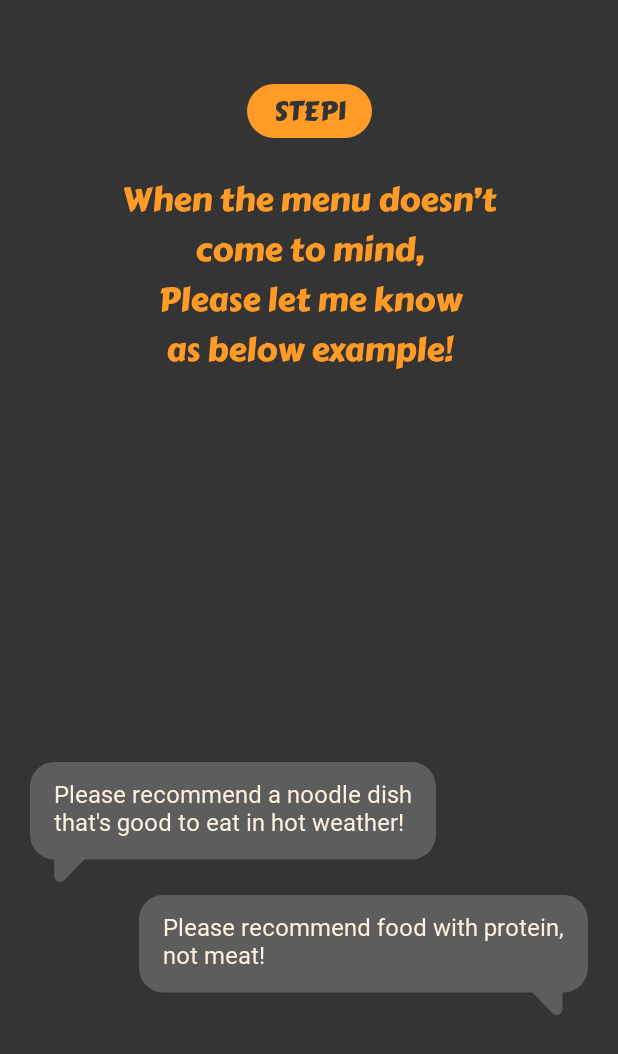
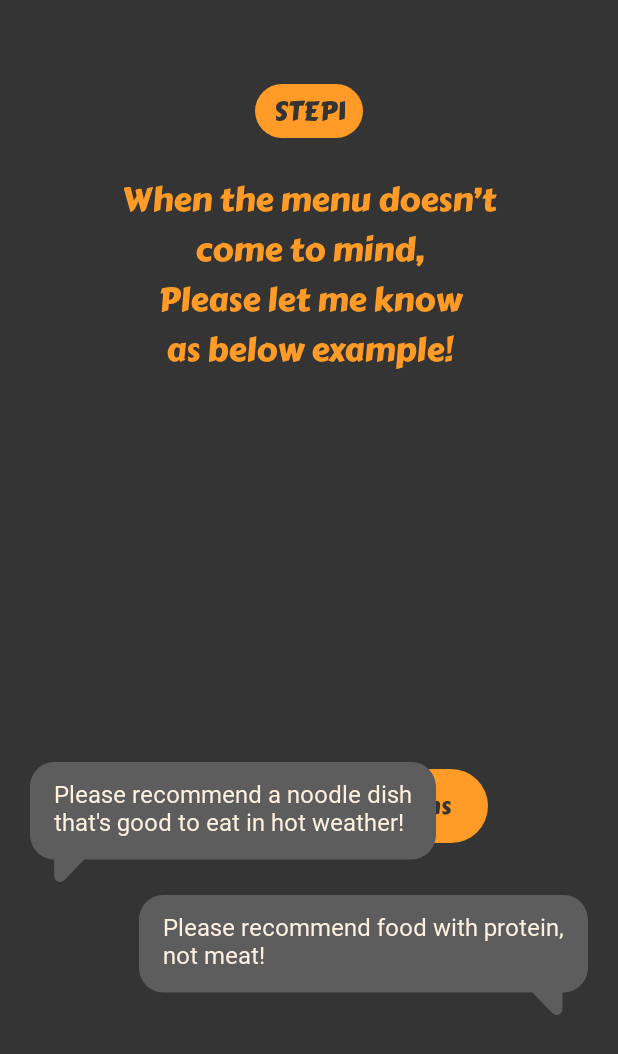
Before and after one commit to ows3090/Anything, an Android app: the layout item_onboarding.xml on its own in the app's theme, with its tools: preview values and no code run, on a phone screen of 412 x 824 dp. Shown: the top 1054 px of the screen. Run offline under Robolectric (Android 15) with nearby library versions, the phone set to English and light mode, and no system bars.

Commit message:
Add image and textview when user enter introduce page

```diff
--- a/app/src/main/java/com/ows/gemini/anything/presentation/onboarding/OnBoardingPagerAdapter.kt
+++ b/app/src/main/java/com/ows/gemini/anything/presentation/onboarding/OnBoardingPagerAdapter.kt
@@ -37,7 +37,10 @@ class OnBoardingPagerAdapter : RecyclerView.Adapter<OnBoardingPagerAdapter.Pager
         fun bind(position: Int) {
             when (position) {
                 0 -> {
-                    binding.tvStep.isVisible = false
+                    binding.tvIntroduce.isVisible = true
+                    binding.ivLeftIntroduce.isVisible = true
+                    binding.ivRightIntroduce.isVisible = true
+                    binding.tvStep.text = "Introduce"
                     binding.tvTitle.text =
                         binding.root.context.getString(R.string.onboarding_title_message)
                 }
--- a/app/src/main/java/com/ows/gemini/anything/presentation/result/ResultActivity.kt
+++ b/app/src/main/java/com/ows/gemini/anything/presentation/result/ResultActivity.kt
@@ -63,7 +63,7 @@ class ResultActivity : BaseActivity<ActivityResultBinding>(R.layout.activity_res
                 binding.tvTitle.text =
                     String.format(getString(R.string.result_title_format), result)
             }
-            viewModel.generateImage("only $result image")
+            // viewModel.generateImage("only $result image")
         }
         binding.lifecycleOwner = this
         binding.viewModel = viewModel
--- /dev/null
+++ b/app/src/main/res/drawable/left_highlight_bling_line.xml
@@ -0,0 +1,27 @@
+<vector xmlns:android="http://schemas.android.com/apk/res/android"
+    android:width="60dp"
+    android:height="60dp"
+    android:viewportWidth="60"
+    android:viewportHeight="60">
+  <path
+      android:pathData="M40.25,27.209C38.034,23.662 35.726,20.2 33.364,16.75"
+      android:strokeLineJoin="round"
+      android:strokeWidth="5"
+      android:fillColor="#00000000"
+      android:strokeColor="#FF9B26"
+      android:strokeLineCap="round"/>
+  <path
+      android:pathData="M34.559,34.565C30.85,31.616 26.707,29.335 22.736,26.781"
+      android:strokeLineJoin="round"
+      android:strokeWidth="5"
+      android:fillColor="#00000000"
+      android:strokeColor="#FF9B26"
+      android:strokeLineCap="round"/>
+  <path
+      android:pathData="M31.754,43.225C27.845,42.523 23.749,42.227 19.826,42.87"
+      android:strokeLineJoin="round"
+      android:strokeWidth="5"
+      android:fillColor="#00000000"
+      android:strokeColor="#FF9B26"
+      android:strokeLineCap="round"/>
+</vector>
--- /dev/null
+++ b/app/src/main/res/drawable/right_highlight_bling_line.xml
@@ -0,0 +1,27 @@
+<vector xmlns:android="http://schemas.android.com/apk/res/android"
+    android:width="60dp"
+    android:height="60dp"
+    android:viewportWidth="60"
+    android:viewportHeight="60">
+  <path
+      android:pathData="M19.75,32.791C21.966,36.338 24.274,39.8 26.636,43.25"
+      android:strokeLineJoin="round"
+      android:strokeWidth="5"
+      android:fillColor="#00000000"
+      android:strokeColor="#FF9B26"
+      android:strokeLineCap="round"/>
+  <path
+      android:pathData="M25.441,25.434C29.15,28.384 33.293,30.665 37.264,33.219"
+      android:strokeLineJoin="round"
+      android:strokeWidth="5"
+      android:fillColor="#00000000"
+      android:strokeColor="#FF9B26"
+      android:strokeLineCap="round"/>
+  <path
+      android:pathData="M28.246,16.775C32.155,17.476 36.251,17.773 40.174,17.13"
+      android:strokeLineJoin="round"
+      android:strokeWidth="5"
+      android:fillColor="#00000000"
+      android:strokeColor="#FF9B26"
+      android:strokeLineCap="round"/>
+</vector>
--- a/app/src/main/res/layout/item_onboarding.xml
+++ b/app/src/main/res/layout/item_onboarding.xml
@@ -9,13 +9,15 @@
 
         <TextView
             android:id="@+id/tv_step"
-            android:layout_width="83dp"
-            android:layout_height="36dp"
+            android:layout_width="wrap_content"
+            android:layout_height="wrap_content"
             android:layout_marginTop="56dp"
             android:background="@drawable/bg_all_round_corner"
             android:backgroundTint="@color/sunshade"
             android:fontFamily="@font/carterone_regular"
             android:gravity="center"
+            android:paddingHorizontal="12dp"
+            android:paddingVertical="4dp"
             android:text="STEP1"
             android:textColor="@color/dune"
             android:textSize="18sp"
@@ -47,6 +49,47 @@
             app:layout_constraintStart_toStartOf="parent"
             app:layout_constraintTop_toTopOf="parent"
             app:layout_constraintVertical_weight="332" />
+
+        <ImageView
+            android:id="@+id/iv_left_introduce"
+            android:layout_width="60dp"
+            android:layout_height="60dp"
+            android:layout_marginStart="-44.5dp"
+            android:layout_marginTop="-32dp"
+            android:src="@drawable/left_highlight_bling_line"
+            android:visibility="gone"
+            app:layout_constraintStart_toStartOf="@id/tv_introduce"
+            app:layout_constraintTop_toTopOf="@id/tv_introduce" />
+
+        <TextView
+            android:id="@+id/tv_introduce"
+            android:layout_width="wrap_content"
+            android:layout_height="wrap_content"
+            android:background="@drawable/bg_all_round_corner"
+            android:backgroundTint="@color/sunshade"
+            android:fontFamily="@font/carterone_regular"
+            android:paddingHorizontal="24dp"
+            android:paddingVertical="12dp"
+            android:text="@string/menu_recommendations"
+            android:textColor="@color/dune"
+            android:textSize="16sp"
+            android:visibility="gone"
+            app:layout_constraintBottom_toBottomOf="parent"
+            app:layout_constraintEnd_toEndOf="parent"
+            app:layout_constraintStart_toStartOf="parent"
+            app:layout_constraintTop_toBottomOf="@id/tv_title"
+            tools:visibility="visible" />
+
+        <ImageView
+            android:id="@+id/iv_right_introduce"
+            android:layout_width="60dp"
+            android:layout_height="60dp"
+            android:layout_marginEnd="-43.5dp"
+            android:layout_marginBottom="-32dp"
+            android:src="@drawable/right_highlight_bling_line"
+            android:visibility="gone"
+            app:layout_constraintBottom_toBottomOf="@id/tv_introduce"
+            app:layout_constraintEnd_toEndOf="@id/tv_introduce" />
 
         <TextView
             android:id="@+id/tv_first_step_answer"
```
